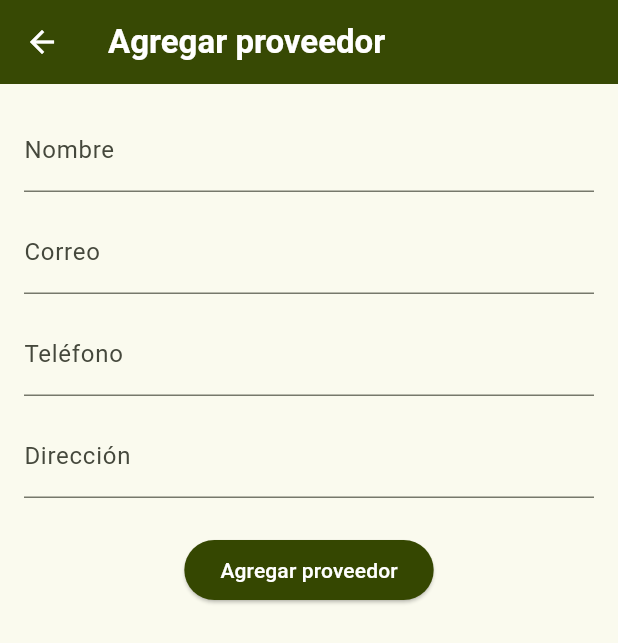
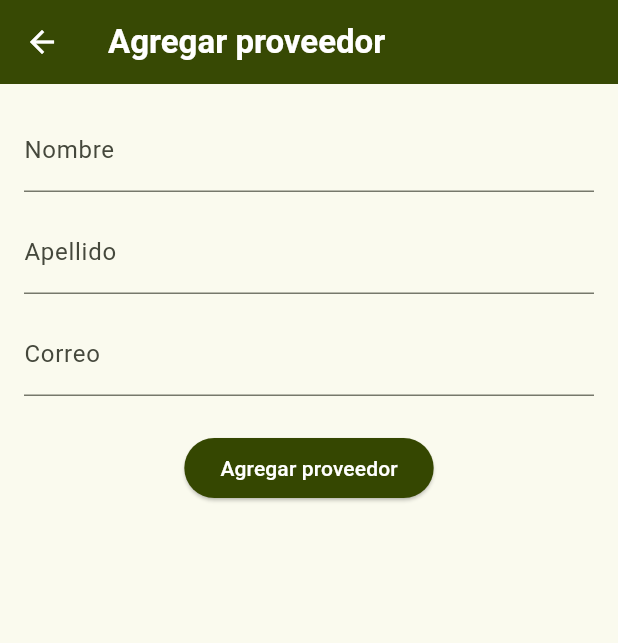
Before and after one commit to matiasvdl/examenfinal, a Flutter app: the ProveedorFormularioScreen screen opened by its route, on a phone screen of 412 x 824 dp. Shown: the top 643 px of the screen. Run offline on Flutter 3.47's test engine with Material 3 defaults, Android fonts, the phone set to English and light mode, and no system bars; our stand-ins replace firebase_auth, firebase_core; accounts and stored records are empty; network calls fail.

Commit message:
Arreglo API categorias y proveedores

```diff
--- a/lib/models/categoria.dart
+++ b/lib/models/categoria.dart
@@ -1,11 +1,17 @@
 class Categoria {
-  String id;
+  int id;
   String nombre;
-  String descripcion;
+  String estado;
 
   Categoria({
     required this.id,
     required this.nombre,
-    required this.descripcion,
+    required this.estado,
   });
+
+  factory Categoria.fromJson(Map<String, dynamic> json) => Categoria(
+        id: json["category_id"],
+        nombre: json["category_name"],
+        estado: json["category_state"],
+      );
 }
--- a/lib/models/proveedor.dart
+++ b/lib/models/proveedor.dart
@@ -1,17 +1,23 @@
 class Proveedor {
-  String id;
+  int id;
   String nombre;
+  String apellido;
   String correo;
-  String telefono;
-  String direccion;
   String estado;
 
   Proveedor({
     required this.id,
     required this.nombre,
+    required this.apellido,
     required this.correo,
-    required this.telefono,
-    required this.direccion,
     required this.estado,
   });
+
+  factory Proveedor.fromJson(Map<String, dynamic> json) => Proveedor(
+        id: json["providerid"],
+        nombre: json["provider_name"],
+        apellido: json["provider_last_name"],
+        correo: json["provider_mail"],
+        estado: json["provider_state"],
+      );
 }
--- a/lib/screens/categoria_detalle_screen.dart
+++ b/lib/screens/categoria_detalle_screen.dart
@@ -12,7 +12,9 @@ class CategoriaDetalleScreen extends StatelessWidget {
     final categoria = ModalRoute.of(context)!.settings.arguments as Categoria;
 
     return Scaffold(
-      appBar: const AppBarWidget(title: 'Detalle categoría'),
+      appBar: const AppBarWidget(
+        title: 'Detalle categoría',
+      ),
       body: Padding(
         padding: const EdgeInsets.only(top: 10),
         child: EstiloCard(
@@ -30,7 +32,7 @@ class CategoriaDetalleScreen extends StatelessWidget {
                   ),
                 ),
                 const SizedBox(height: 16),
-                Text('Descripción: ${categoria.descripcion}'),
+                Text('Estado: ${categoria.estado}'),
               ],
             ),
           ),
--- a/lib/screens/proveedor_detalle_screen.dart
+++ b/lib/screens/proveedor_detalle_screen.dart
@@ -2,30 +2,28 @@ import 'package:flutter/material.dart';
 
 import '../models/proveedor.dart';
 import '../widgets/appbar.dart';
+import '../widgets/estilo_card.dart';
 
 class ProveedorDetalleScreen extends StatelessWidget {
   const ProveedorDetalleScreen({super.key});
 
   @override
   Widget build(BuildContext context) {
-    final proveedor =
-        ModalRoute.of(context)!.settings.arguments as Proveedor;
+    final proveedor = ModalRoute.of(context)!.settings.arguments as Proveedor;
 
     return Scaffold(
       appBar: const AppBarWidget(title: 'Detalle proveedor'),
       body: Padding(
-        padding: const EdgeInsets.all(16),
-        child: Card(
-          elevation: 3,
+        padding: const EdgeInsets.only(top: 10),
+        child: EstiloCard(
           child: Container(
             width: double.infinity,
             padding: const EdgeInsets.all(16),
             child: Column(
-              mainAxisSize: MainAxisSize.min,
               crossAxisAlignment: CrossAxisAlignment.start,
               children: [
                 Text(
-                  proveedor.nombre,
+                  '${proveedor.nombre} ${proveedor.apellido}',
                   style: const TextStyle(
                     fontSize: 22,
                     fontWeight: FontWeight.bold,
@@ -33,10 +31,6 @@ class ProveedorDetalleScreen extends StatelessWidget {
                 ),
                 const SizedBox(height: 16),
                 Text('Correo: ${proveedor.correo}'),
-                const SizedBox(height: 8),
-                Text('Teléfono: ${proveedor.telefono}'),
-                const SizedBox(height: 8),
-                Text('Dirección: ${proveedor.direccion}'),
                 const SizedBox(height: 8),
                 Text('Estado: ${proveedor.estado}'),
               ],
--- a/lib/screens/proveedor_formulario_screen.dart
+++ b/lib/screens/proveedor_formulario_screen.dart
@@ -17,9 +17,8 @@ class _ProveedorFormularioScreenState extends State<ProveedorFormularioScreen> {
   final _formKey = GlobalKey<FormState>();
 
   final _nombreController = TextEditingController();
+  final _apellidoController = TextEditingController();
   final _correoController = TextEditingController();
-  final _telefonoController = TextEditingController();
-  final _direccionController = TextEditingController();
 
   Proveedor? proveedor;
   bool isEdit = false;
@@ -35,18 +34,16 @@ class _ProveedorFormularioScreenState extends State<ProveedorFormularioScreen> {
       isEdit = true;
 
       _nombreController.text = proveedor!.nombre;
+      _apellidoController.text = proveedor!.apellido;
       _correoController.text = proveedor!.correo;
-      _telefonoController.text = proveedor!.telefono;
-      _direccionController.text = proveedor!.direccion;
     }
   }
 
   @override
   void dispose() {
     _nombreController.dispose();
+    _apellidoController.dispose();
     _correoController.dispose();
-    _telefonoController.dispose();
-    _direccionController.dispose();
     super.dispose();
   }
 
@@ -77,6 +74,17 @@ class _ProveedorFormularioScreenState extends State<ProveedorFormularioScreen> {
               ),
               const SizedBox(height: 12),
               TextFormField(
+                controller: _apellidoController,
+                decoration: const InputDecoration(labelText: 'Apellido'),
+                validator: (value) {
+                  if (value == null || value.isEmpty) {
+                    return 'Ingrese apellido';
+                  }
+                  return null;
+                },
+              ),
+              const SizedBox(height: 12),
+              TextFormField(
                 controller: _correoController,
                 decoration: const InputDecoration(labelText: 'Correo'),
                 validator: (value) {
@@ -85,16 +93,6 @@ class _ProveedorFormularioScreenState extends State<ProveedorFormularioScreen> {
                   }
                   return null;
                 },
-              ),
-              const SizedBox(height: 12),
-              TextFormField(
-                controller: _telefonoController,
-                decoration: const InputDecoration(labelText: 'Teléfono'),
-              ),
-              const SizedBox(height: 12),
-              TextFormField(
-                controller: _direccionController,
-                decoration: const InputDecoration(labelText: 'Dirección'),
               ),
               const SizedBox(height: 24),
               ElevatedButton(
@@ -105,19 +103,17 @@ class _ProveedorFormularioScreenState extends State<ProveedorFormularioScreen> {
 
                   if (isEdit) {
                     await proveedorProvider.editarProveedor(
-                      docId: proveedor!.id,
+                      id: proveedor!.id,
                       nombre: _nombreController.text,
+                      apellido: _apellidoController.text,
                       correo: _correoController.text,
-                      telefono: _telefonoController.text,
-                      direccion: _direccionController.text,
                       estado: proveedor!.estado,
                     );
                   } else {
                     await proveedorProvider.agregarProveedor(
                       nombre: _nombreController.text,
+                      apellido: _apellidoController.text,
                       correo: _correoController.text,
-                      telefono: _telefonoController.text,
-                      direccion: _direccionController.text,
                       estado: 'Activo',
                     );
                   }
--- a/lib/widgets/categoria_card.dart
+++ b/lib/widgets/categoria_card.dart
@@ -23,7 +23,7 @@ class CategoriaCard extends StatelessWidget {
       child: ListTile(
         leading: const Icon(Icons.category),
         title: Text(categoria.nombre),
-        subtitle: Text(categoria.descripcion),
+        subtitle: Text('Estado: ${categoria.estado}'),
         onTap: onVer,
         trailing: Row(
           mainAxisSize: MainAxisSize.min,
--- a/lib/widgets/proveedor_card.dart
+++ b/lib/widgets/proveedor_card.dart
@@ -22,7 +22,7 @@ class ProveedorCard extends StatelessWidget {
     return EstiloCard(
       child: ListTile(
         leading: const Icon(Icons.local_shipping),
-        title: Text(proveedor.nombre),
+        title: Text('${proveedor.nombre} ${proveedor.apellido}'),
         subtitle: Text(proveedor.correo),
         onTap: onVer,
         trailing: Row(
```
Also changed, not shown: lib/providers/categoria_provider.dart (+80 -26 lines), lib/providers/proveedor_provider.dart (+86 -37 lines), lib/screens/categoria_formulario_screen.dart (+2 -17 lines), lib/screens/categorias_screen.dart (+10 -6 lines), lib/screens/proveedores_screen.dart (+12 -7 lines).
